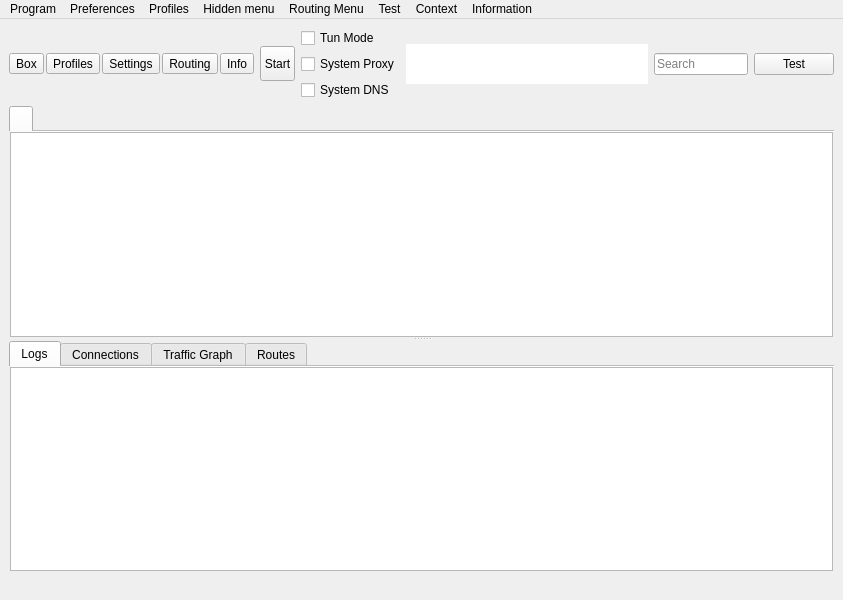
Old version of the form src/nekobox/ui/mainwindow.ui in the repository qr243vbi/nekobox.
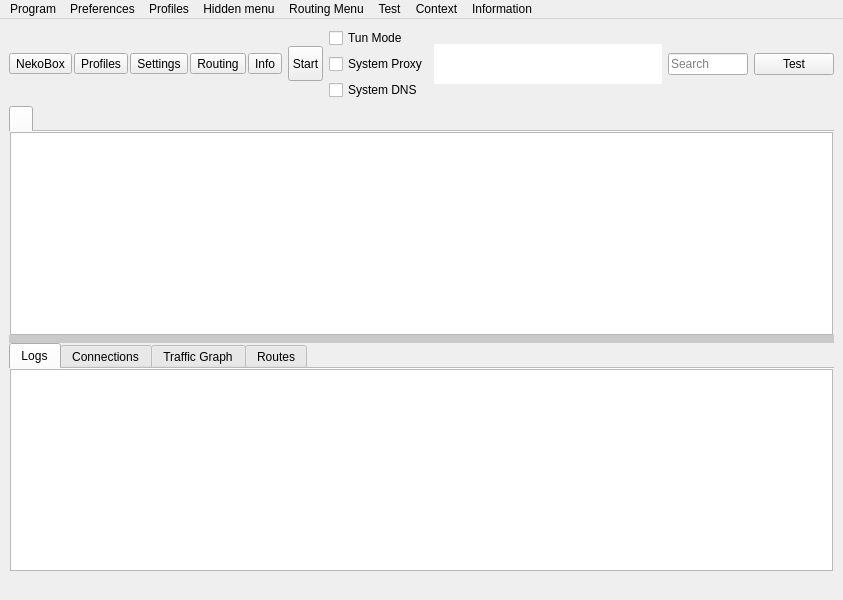
New version of the form. Icons and pictures are not drawn. Custom widgets are drawn as their Qt base class.

Commit message: fix: polish NekoBox branding, resizable logs and window state (5.11.28.7)

```diff
--- a/src/nekobox/ui/mainwindow.ui
+++ b/src/nekobox/ui/mainwindow.ui
@@ -63,7 +63,7 @@
 }</string>
            </property>
            <property name="text">
-            <string>Box</string>
+            <string notr="true">NekoBox</string>
            </property>
            <property name="icon">
             <iconset theme="b-system-run"/>
@@ -374,6 +374,13 @@
     </item>
     <item>
      <widget class="QSplitter" name="splitter">
+      <property name="handleWidth">
+       <number>8</number>
+      </property>
+      <property name="styleSheet">
+       <string notr="true">QSplitter#splitter::handle:vertical { height: 8px; background: palette(midlight); }
+QSplitter#splitter::handle:vertical:hover { background: palette(highlight); }</string>
+      </property>
       <property name="orientation">
        <enum>Qt::Orientation::Vertical</enum>
       </property>
```
Left out of the diff: 13 changed lines with no effect on the pictures. The commit also changes 15 other files.
